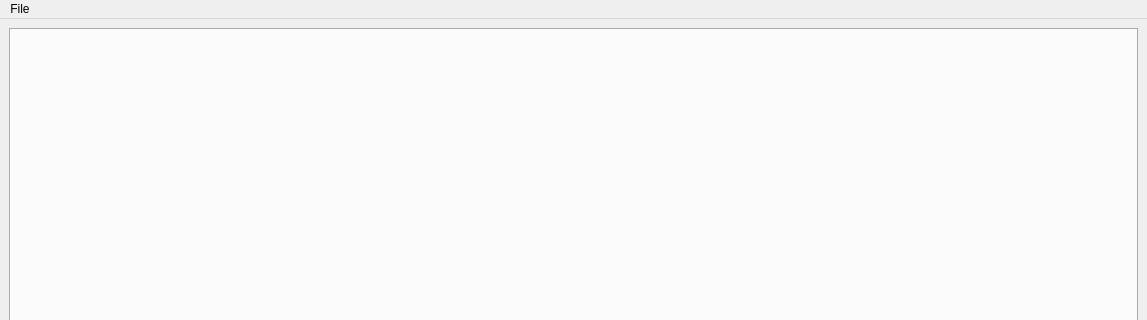
First picture: the form in src/MainEditor.ui, repository leducp/Piper, before the edit; both pictures show x 0 to 1147 and y 0 to 320 of the 1147 by 821 pixel window.
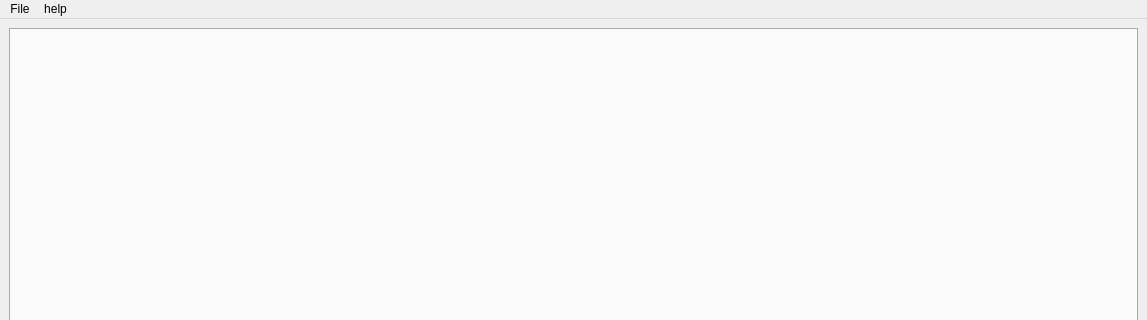
Second picture: the form after the edit. Custom widgets are drawn as their Qt base class.

The edit to the form file:
```diff
--- a/src/MainEditor.ui
+++ b/src/MainEditor.ui
@@ -36,7 +36,7 @@
      <x>0</x>
      <y>0</y>
      <width>1147</width>
-     <height>30</height>
+     <height>22</height>
     </rect>
    </property>
    <widget class="QMenu" name="menuFile">
@@ -47,8 +47,16 @@
     <addaction name="actionsave"/>
     <addaction name="actionsave_on"/>
     <addaction name="actionexport"/>
+    <addaction name="actionload_json"/>
+   </widget>
+   <widget class="QMenu" name="menuhelp">
+    <property name="title">
+     <string>help</string>
+    </property>
+    <addaction name="actionshow"/>
    </widget>
    <addaction name="menuFile"/>
+   <addaction name="menuhelp"/>
   </widget>
   <widget class="QStatusBar" name="statusBar"/>
   <action name="actionsave">
```
Left out of the diff: 10 changed lines with no effect on the pictures.
